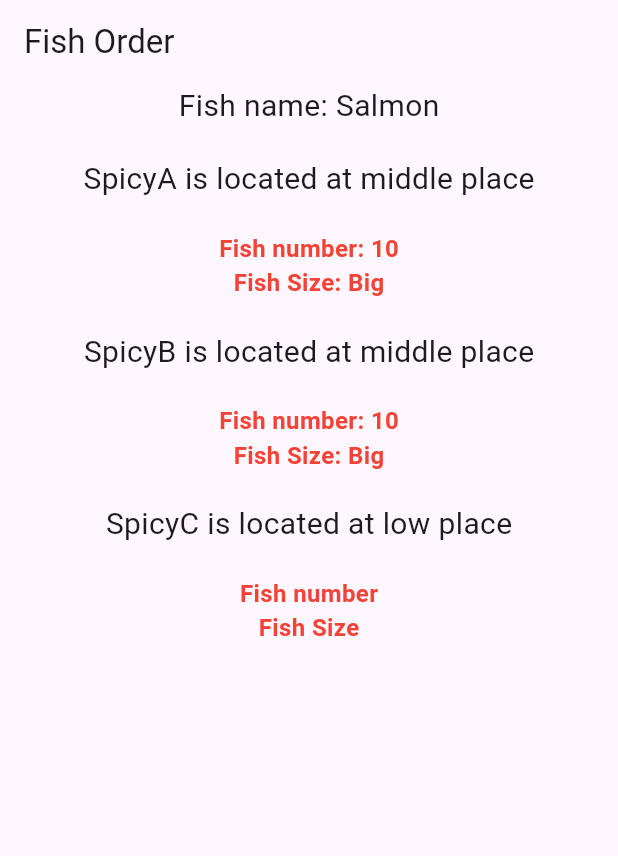
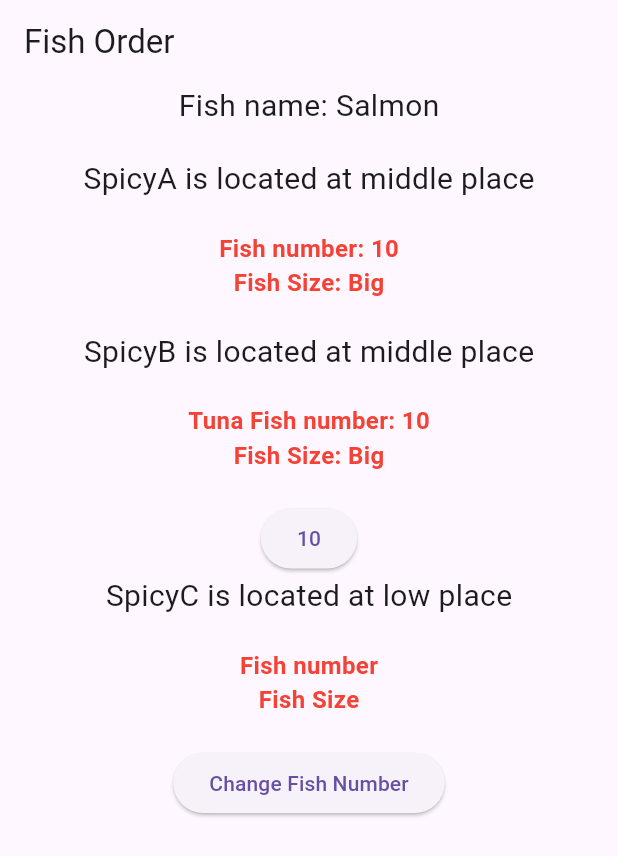
Before and after one commit to KimCookk/flutter_example, a Flutter app: the screen it shows after launch, on a phone screen of 412 x 824 dp. Shown: the top 856 px of the screen. Run offline on Flutter 3.47's test engine with Material 3 defaults, Android fonts, the phone set to English and light mode, and no system bars.

Commit message:
providor app update ChnageNotificationProvidor

```diff
--- a/provider_example_app/lib/fish_model.dart
+++ b/provider_example_app/lib/fish_model.dart
@@ -1,6 +1,7 @@
 import 'package:flutter/material.dart';
+import 'package:flutter/widgets.dart';
 
-class FishModel {
+class FishModel with ChangeNotifier {
   final String name;
   int number;
   final String size;
@@ -13,5 +14,6 @@ class FishModel {
 
   void changeFishNumber() {
     number++;
+    notifyListeners();
   }
 }
--- a/provider_example_app/lib/main.dart
+++ b/provider_example_app/lib/main.dart
@@ -1,6 +1,7 @@
 import 'package:flutter/material.dart';
 import 'package:provider/provider.dart';
 import 'package:provider_app/fish_model.dart';
+import 'package:provider_app/sea_fish_model.dart';
 
 void main() {
   runApp(const ProviderApp());
@@ -11,8 +12,15 @@ class ProviderApp extends StatelessWidget {
 
   @override
   Widget build(BuildContext context) {
-    return Provider(
-      create: (context) => FishModel(name: 'Salmon', number: 10, size: 'Big'),
+    return MultiProvider(
+      providers: [
+        ChangeNotifierProvider(
+            create: (context) =>
+                FishModel(name: 'Salmon', number: 10, size: 'Big')),
+        ChangeNotifierProvider(
+            create: (context) =>
+                SeaFishModel(name: 'Tuna', tunaNumber: 10, size: 'Middle')),
+      ],
       child: const MaterialApp(
         home: FishOrder(),
       ),
@@ -132,7 +140,7 @@ class SpicyB extends StatelessWidget {
     return Column(
       children: [
         Text(
-          'Fish number: ${Provider.of<FishModel>(context).number}',
+          'Tuna Fish number: ${Provider.of<FishModel>(context).number}',
           style: const TextStyle(
             fontSize: 16,
             fontWeight: FontWeight.bold,
@@ -150,6 +158,12 @@ class SpicyB extends StatelessWidget {
         const SizedBox(
           height: 20,
         ),
+        ElevatedButton(
+            onPressed: () {
+              Provider.of<SeaFishModel>(context, listen: false)
+                  .changeSeaFishNumber();
+            },
+            child: Text('${Provider.of<SeaFishModel>(context).tunaNumber}')),
         const Low()
       ],
     );
@@ -183,9 +197,9 @@ class SpicyC extends StatelessWidget {
   @override
   Widget build(BuildContext context) {
     // TODO: implement build
-    return const Column(
+    return Column(
       children: [
-        Text(
+        const Text(
           'Fish number',
           style: TextStyle(
             fontSize: 16,
@@ -193,7 +207,7 @@ class SpicyC extends StatelessWidget {
             color: Colors.red,
           ),
         ),
-        Text(
+        const Text(
           'Fish Size',
           style: TextStyle(
             fontSize: 16,
@@ -201,8 +215,14 @@ class SpicyC extends StatelessWidget {
             color: Colors.red,
           ),
         ),
-        SizedBox(
+        const SizedBox(
           height: 20,
+        ),
+        ElevatedButton(
+          onPressed: () {
+            Provider.of<FishModel>(context, listen: false).changeFishNumber();
+          },
+          child: const Text('Change Fish Number'),
         ),
       ],
     );
--- /dev/null
+++ b/provider_example_app/lib/sea_fish_model.dart
@@ -0,0 +1,19 @@
+import 'package:flutter/material.dart';
+import 'package:flutter/widgets.dart';
+
+class SeaFishModel with ChangeNotifier {
+  final String name;
+  int tunaNumber;
+  final String size;
+
+  SeaFishModel({
+    required this.name,
+    required this.tunaNumber,
+    required this.size,
+  });
+
+  void changeSeaFishNumber() {
+    tunaNumber++;
+    notifyListeners();
+  }
+}
```
Also changed, not shown: 16 other files.
